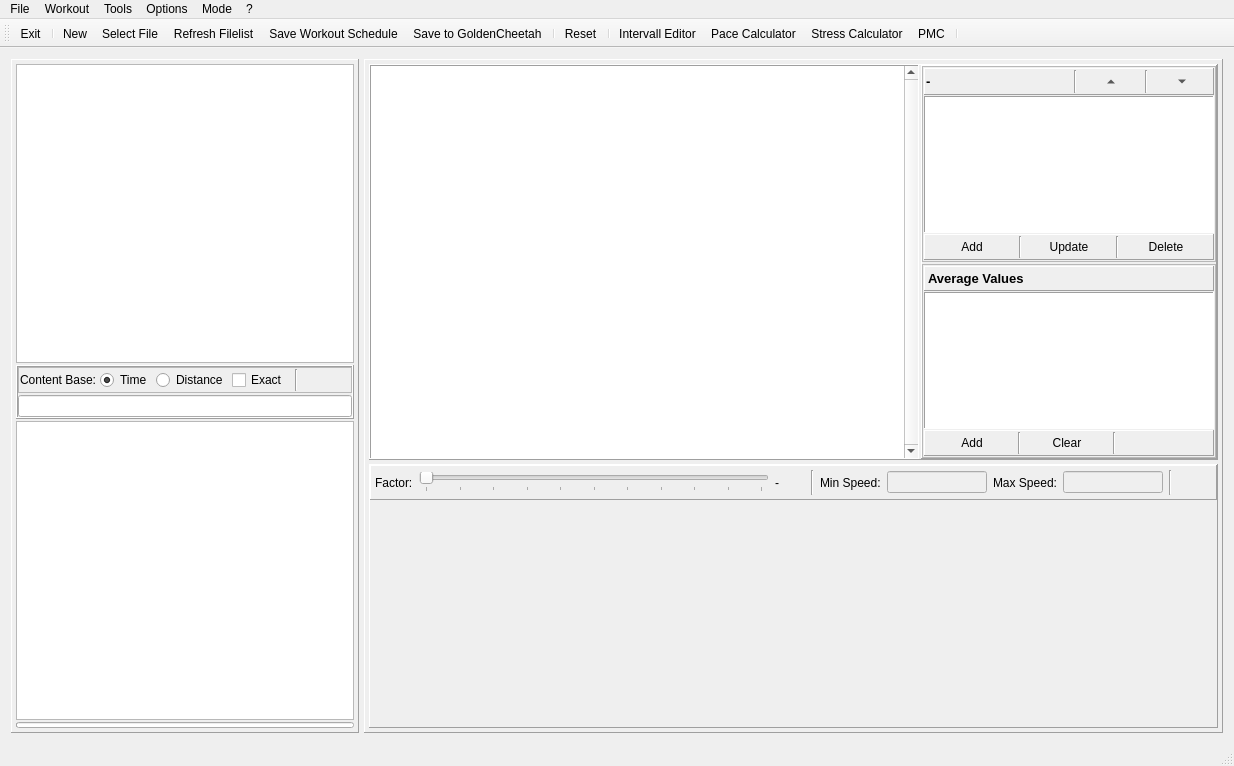
This is mainwindow.ui in Tria-Andy/WorkoutEditor as Qt 5 draws it before an edit. The edited form follows.
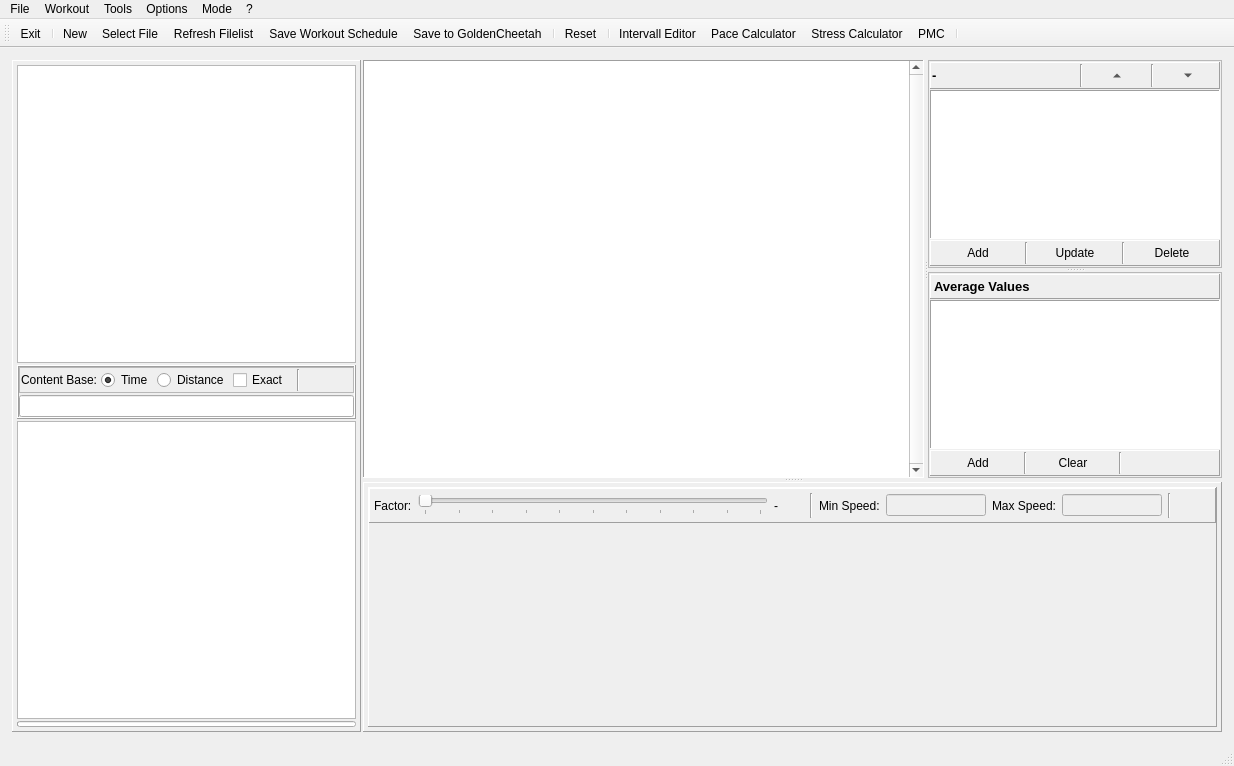
This is the edited form. The open tabs and pages were chosen to show the change. Icons and pictures are not drawn. Custom widgets are drawn as their Qt base class.

```diff
--- a/mainwindow.ui
+++ b/mainwindow.ui
@@ -520,19 +520,19 @@
        </property>
        <layout class="QHBoxLayout" name="horizontalLayout">
         <property name="spacing">
-         <number>5</number>
+         <number>2</number>
         </property>
         <property name="leftMargin">
-         <number>0</number>
+         <number>1</number>
         </property>
         <property name="topMargin">
-         <number>0</number>
+         <number>1</number>
         </property>
         <property name="rightMargin">
-         <number>0</number>
+         <number>1</number>
         </property>
         <property name="bottomMargin">
-         <number>0</number>
+         <number>1</number>
         </property>
         <item>
          <widget class="QFrame" name="frame_activity">
@@ -805,60 +805,14 @@
          </widget>
         </item>
         <item>
-         <widget class="QFrame" name="frame_workout">
-          <property name="frameShape">
-           <enum>QFrame::Panel</enum>
+         <widget class="QSplitter" name="splitter_intView">
+          <property name="orientation">
+           <enum>Qt::Vertical</enum>
           </property>
-          <property name="frameShadow">
-           <enum>QFrame::Raised</enum>
-          </property>
-          <layout class="QVBoxLayout" name="verticalLayout_4">
-           <property name="spacing">
-            <number>4</number>
-           </property>
-           <property name="leftMargin">
-            <number>4</number>
-           </property>
-           <property name="topMargin">
-            <number>4</number>
-           </property>
-           <property name="rightMargin">
-            <number>4</number>
-           </property>
-           <property name="bottomMargin">
-            <number>4</number>
-           </property>
-           <item>
-            <widget class="QFrame" name="frame_intervall">
-             <property name="sizePolicy">
-              <sizepolicy hsizetype="Preferred" vsizetype="Preferred">
-               <horstretch>0</horstretch>
-               <verstretch>3</verstretch>
-              </sizepolicy>
-             </property>
-             <property name="frameShape">
-              <enum>QFrame::Panel</enum>
-             </property>
-             <property name="frameShadow">
-              <enum>QFrame::Raised</enum>
-             </property>
-             <layout class="QHBoxLayout" name="horizontalLayout_4">
-              <property name="spacing">
-               <number>2</number>
-              </property>
-              <property name="leftMargin">
-               <number>0</number>
-              </property>
-              <property name="topMargin">
-               <number>0</number>
-              </property>
-              <property name="rightMargin">
-               <number>0</number>
-              </property>
-              <property name="bottomMargin">
-               <number>0</number>
-              </property>
-              <item>
+          <widget class="QSplitter" name="splitter_interval">
+           <property name="orientation">
+            <enum>Qt::Horizontal</enum>
+           </property>
                <widget class="QTreeView" name="treeView_intervall">
                 <property name="sizePolicy">
                  <sizepolicy hsizetype="Expanding" vsizetype="Expanding">
@@ -866,6 +820,12 @@
                   <verstretch>0</verstretch>
                  </sizepolicy>
                 </property>
+            <property name="minimumSize">
+             <size>
+              <width>500</width>
+              <height>0</height>
+             </size>
+            </property>
                 <property name="font">
                  <font>
                   <pointsize>10</pointsize>
@@ -893,44 +853,10 @@
                  <bool>true</bool>
                 </attribute>
                </widget>
-              </item>
-              <item>
-               <widget class="QFrame" name="frame_selection">
-                <property name="sizePolicy">
-                 <sizepolicy hsizetype="Preferred" vsizetype="Preferred">
-                  <horstretch>0</horstretch>
-                  <verstretch>0</verstretch>
-                 </sizepolicy>
-                </property>
-                <property name="minimumSize">
-                 <size>
-                  <width>250</width>
-                  <height>0</height>
-                 </size>
-                </property>
-                <property name="frameShape">
-                 <enum>QFrame::Panel</enum>
-                </property>
-                <property name="frameShadow">
-                 <enum>QFrame::Raised</enum>
-                </property>
-                <layout class="QVBoxLayout" name="verticalLayout_6">
-                 <property name="spacing">
-                  <number>2</number>
-                 </property>
-                 <property name="leftMargin">
-                  <number>0</number>
-                 </property>
-                 <property name="topMargin">
-                  <number>0</number>
-                 </property>
-                 <property name="rightMargin">
-                  <number>0</number>
-                 </property>
-                 <property name="bottomMargin">
-                  <number>0</number>
-                 </property>
-                 <item>
+           <widget class="QSplitter" name="splitter_editInt">
+            <property name="orientation">
+             <enum>Qt::Vertical</enum>
+            </property>
                   <widget class="QFrame" name="frame_editInt">
                    <property name="sizePolicy">
                     <sizepolicy hsizetype="Preferred" vsizetype="Preferred">
@@ -938,6 +864,18 @@
                      <verstretch>0</verstretch>
                     </sizepolicy>
                    </property>
+             <property name="minimumSize">
+              <size>
+               <width>200</width>
+               <height>150</height>
+              </size>
+             </property>
+             <property name="maximumSize">
+              <size>
+               <width>400</width>
+               <height>400</height>
+              </size>
+             </property>
                    <property name="frameShape">
                     <enum>QFrame::StyledPanel</enum>
                    </property>
@@ -1190,8 +1128,6 @@
                     </item>
                    </layout>
                   </widget>
-                 </item>
-                 <item>
                   <widget class="QFrame" name="frame_avg">
                    <property name="sizePolicy">
                     <sizepolicy hsizetype="Preferred" vsizetype="Preferred">
@@ -1199,6 +1135,18 @@
                      <verstretch>0</verstretch>
                     </sizepolicy>
                    </property>
+             <property name="minimumSize">
+              <size>
+               <width>200</width>
+               <height>150</height>
+              </size>
+             </property>
+             <property name="maximumSize">
+              <size>
+               <width>400</width>
+               <height>400</height>
+              </size>
+             </property>
                    <property name="frameShape">
                     <enum>QFrame::StyledPanel</enum>
                    </property>
@@ -1348,13 +1296,43 @@
                     </item>
                    </layout>
                   </widget>
-                 </item>
-                </layout>
-               </widget>
-              </item>
-             </layout>
-            </widget>
-           </item>
+           </widget>
+          </widget>
+          <widget class="QFrame" name="frame_workout">
+           <property name="minimumSize">
+            <size>
+             <width>0</width>
+             <height>250</height>
+            </size>
+           </property>
+           <property name="maximumSize">
+            <size>
+             <width>16777215</width>
+             <height>400</height>
+            </size>
+           </property>
+           <property name="frameShape">
+            <enum>QFrame::Panel</enum>
+           </property>
+           <property name="frameShadow">
+            <enum>QFrame::Raised</enum>
+           </property>
+           <layout class="QVBoxLayout" name="verticalLayout_4">
+            <property name="spacing">
+             <number>4</number>
+            </property>
+            <property name="leftMargin">
+             <number>4</number>
+            </property>
+            <property name="topMargin">
+             <number>4</number>
+            </property>
+            <property name="rightMargin">
+             <number>4</number>
+            </property>
+            <property name="bottomMargin">
+             <number>4</number>
+            </property>
            <item>
             <widget class="QFrame" name="frame_polish">
              <property name="sizePolicy">
@@ -1551,6 +1529,7 @@
             </widget>
            </item>
           </layout>
+          </widget>
          </widget>
         </item>
        </layout>
```
Left out of the diff: 4 changed lines with no effect on the pictures. Lines whose indentation alone changed are shown as unchanged.
